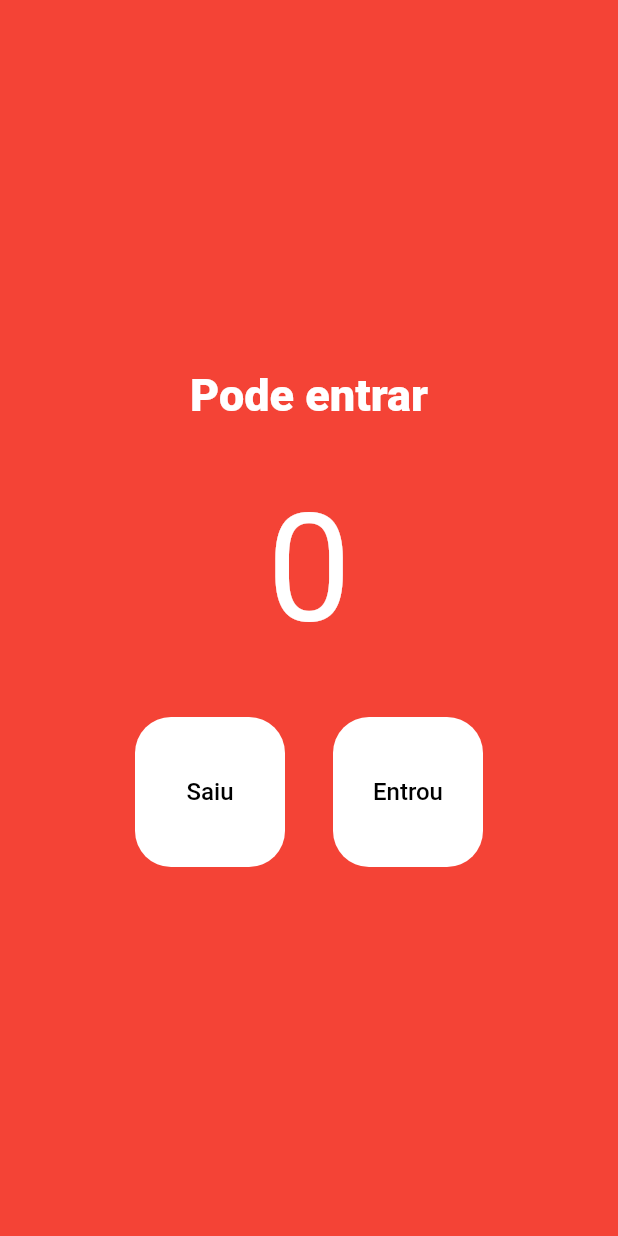
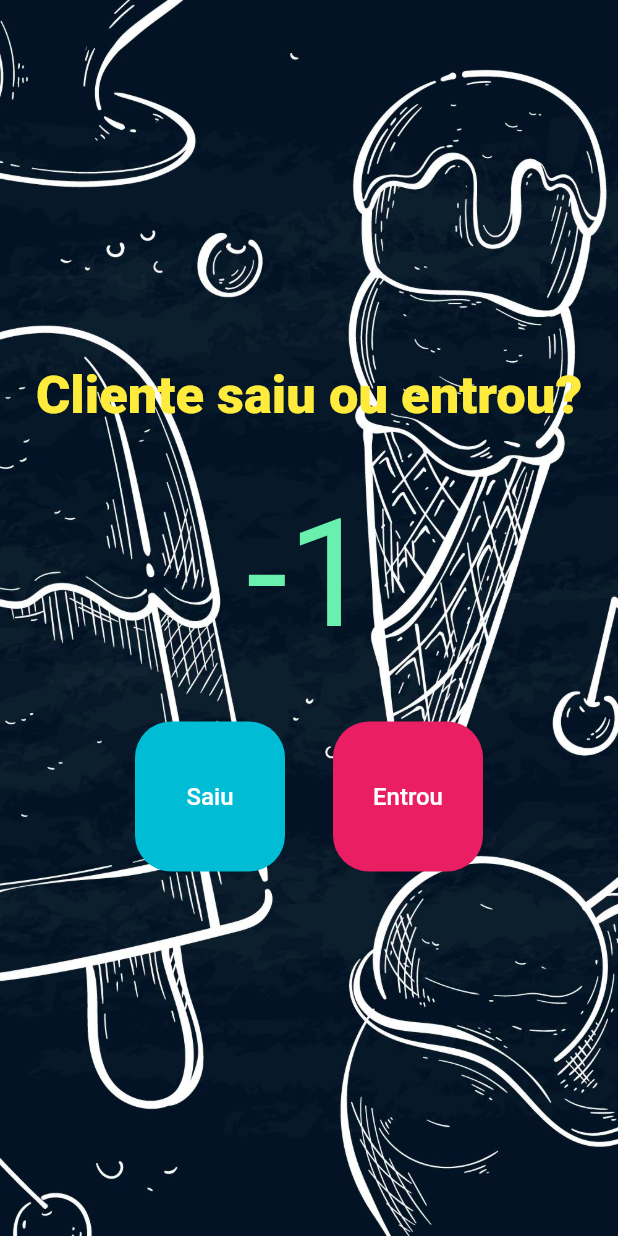
Before and after one commit to emerson-roots/curso_flutter_app_contador, a Flutter app: the screen it shows after launch, after a tap on "Saiu", on a phone screen of 412 x 824 dp. Run offline on Flutter 3.47's test engine with Material 2 defaults, Android fonts, the light colour scheme and no system bars.

Commit message:
Aula 77 e 78 (houve problemas no commit da aula 77)

```diff
--- a/lib/main.dart
+++ b/lib/main.dart
@@ -12,45 +12,62 @@ class MyApp extends StatelessWidget {
 
   @override
   Widget build(BuildContext context) {
-    return const MaterialApp(
+    return MaterialApp(
+      debugShowCheckedModeBanner: false,
       home: HomePage(),
     );
   }
 }
+class HomePage extends StatefulWidget {
+  const HomePage({Key? key}) : super(key: key);
+  @override
+  State<HomePage> createState() => _HomePageState();
+}
 
-class HomePage extends StatelessWidget {
-  const HomePage({Key? key}) : super(key: key);
+class _HomePageState extends State<HomePage> {
+  int count = 0;
 
   void decrement() {
-    print('Decrement');
+    setState(() {
+      count--;
+    });
   }
 
   void increment() {
-    print('Increment');
+    setState(() {
+      count++;
+    });
   }
 
   @override
   Widget build(BuildContext context) {
     return Scaffold(
       backgroundColor: Colors.red,
-      body: Column(
+      body: Container(
+        decoration: const BoxDecoration(
+            image: DecorationImage(
+                image: AssetImage('assets/images/sorveteria.jpg'),
+                fit: BoxFit.cover
+            )
+        ),
+        child: Column(
           mainAxisAlignment: MainAxisAlignment.center,
           children: [
             const Text(
-            "Pode entrar",
+              "Cliente saiu ou entrou?",
               style: TextStyle(
-              fontSize: 30,
-              color: Colors.white,
+                fontSize: 35,
+                color: Colors.yellow,
                 fontWeight: FontWeight.w800,
               ),
             ),
-          const Padding(
-            padding: EdgeInsets.all(40),
+            Padding(
+              padding: const EdgeInsets.all(40),
               child: Text(
-              "0",
-              style: TextStyle(
+                '$count',
+                style: const TextStyle(
                   fontSize: 100,
-                color: Colors.white,
+                  color: Colors.greenAccent,
                 ),
               ),
             ),
@@ -59,7 +76,7 @@ class HomePage extends StatelessWidget {
               children: [
                 TextButton(
                   style: TextButton.styleFrom(
-                  backgroundColor: Colors.white,
+                    backgroundColor: Colors.cyan,
                     fixedSize: const Size(100, 100),
                     primary: Colors.black,
                     shape: RoundedRectangleBorder(
@@ -70,7 +87,7 @@ class HomePage extends StatelessWidget {
                   child: const Text(
                     "Saiu",
                     style: TextStyle(
-                    color: Colors.black,
+                      color: Colors.white,
                       fontSize: 16,
                     ),
                   ),
@@ -80,7 +97,7 @@ class HomePage extends StatelessWidget {
                 ),
                 TextButton(
                   style: TextButton.styleFrom(
-                  backgroundColor: Colors.white,
+                    backgroundColor: Colors.pink,
                     fixedSize: const Size(100, 100),
                     primary: Colors.black,
                     shape: RoundedRectangleBorder(
@@ -91,7 +108,7 @@ class HomePage extends StatelessWidget {
                   child: const Text(
                     "Entrou",
                     style: TextStyle(
-                    color: Colors.black,
+                      color: Colors.white,
                       fontSize: 16,
                     ),
                   ),
@@ -100,6 +117,7 @@ class HomePage extends StatelessWidget {
             )
           ],
         ),
+      ),
     );
   }
 }
--- a/pubspec.yaml
+++ b/pubspec.yaml
@@ -63,6 +63,8 @@ flutter:
   # assets:
   #   - images/a_dot_burr.jpeg
   #   - images/a_dot_ham.jpeg
+  assets:
+    - assets/images/
 
   # An image asset can refer to one or more resolution-specific "variants", see
   # https://flutter.dev/assets-and-images/#resolution-aware
```
Lines whose indentation alone changed are shown as unchanged.
